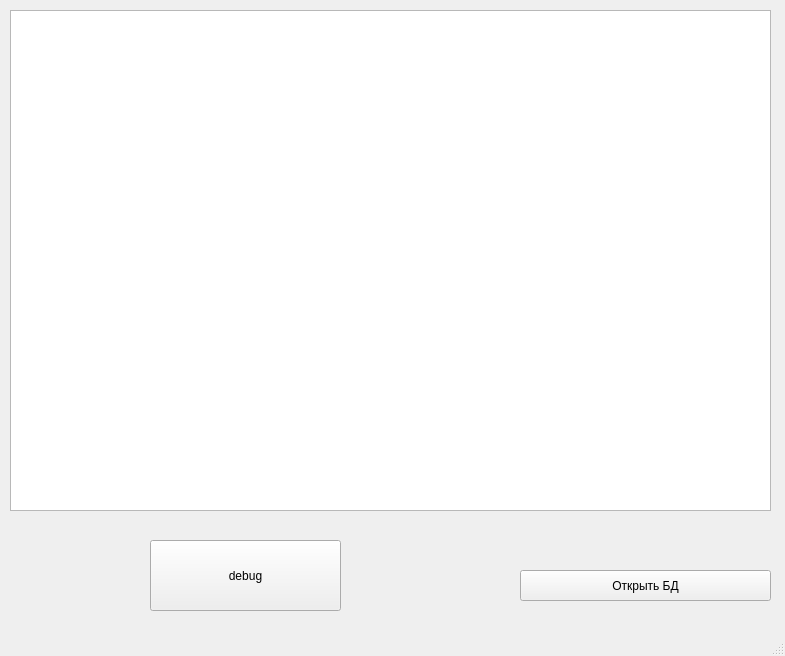
This is mainwindow.ui in lzlaG/SQLITE_APP as Qt 5 draws it before an edit. The edited form follows.
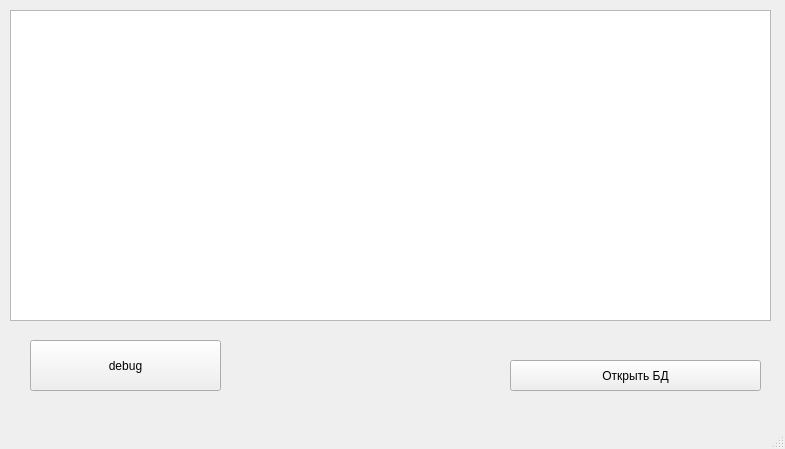
This is the edited form.

Patch:
```diff
--- a/mainwindow.ui
+++ b/mainwindow.ui
@@ -7,7 +7,7 @@
     <x>0</x>
     <y>0</y>
     <width>785</width>
-    <height>656</height>
+    <height>449</height>
    </rect>
   </property>
   <property name="windowTitle">
@@ -17,8 +17,8 @@
    <widget class="QPushButton" name="pushButton">
     <property name="geometry">
      <rect>
-      <x>520</x>
-      <y>570</y>
+      <x>510</x>
+      <y>360</y>
       <width>251</width>
       <height>31</height>
      </rect>
@@ -30,10 +30,10 @@
    <widget class="QPushButton" name="debug_button">
     <property name="geometry">
      <rect>
-      <x>150</x>
-      <y>540</y>
+      <x>30</x>
+      <y>340</y>
       <width>191</width>
-      <height>71</height>
+      <height>51</height>
      </rect>
     </property>
     <property name="text">
@@ -46,7 +46,7 @@
       <x>10</x>
       <y>10</y>
       <width>761</width>
-      <height>501</height>
+      <height>311</height>
      </rect>
     </property>
    </widget>
```
